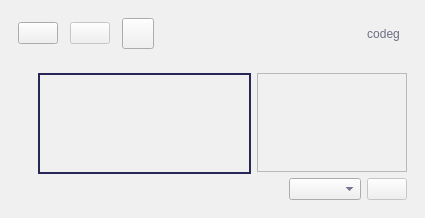
This is src/Ui/AppWindow.ui in NikolayRag/codeg as Qt 5 draws it before an edit. The edited form follows.
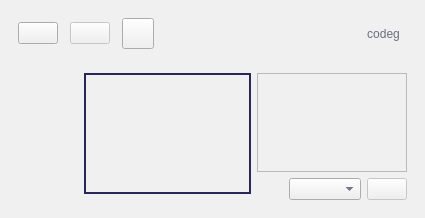
This is the edited form. Icons and pictures are not drawn.

Commit message: add fill layers list

```diff
--- a/src/Ui/AppWindow.ui
+++ b/src/Ui/AppWindow.ui
@@ -150,13 +150,13 @@
             </property>
             <property name="sizeHint" stdset="0">
              <size>
-              <width>20</width>
+              <width>0</width>
               <height>40</height>
              </size>
             </property>
            </spacer>
           </item>
-          <item row="0" column="1" colspan="2">
+          <item row="0" column="2" colspan="2">
            <widget class="QFrame" name="wViewport">
             <property name="frameShape">
              <enum>QFrame::Box</enum>
@@ -183,20 +183,7 @@
             </layout>
            </widget>
           </item>
-          <item row="1" column="2">
-           <spacer name="horizontalSpacer_2">
-            <property name="orientation">
-             <enum>Qt::Horizontal</enum>
-            </property>
-            <property name="sizeHint" stdset="0">
-             <size>
-              <width>40</width>
-              <height>20</height>
-             </size>
-            </property>
-           </spacer>
-          </item>
-          <item row="0" column="3" rowspan="2">
+          <item row="0" column="4" rowspan="2">
            <widget class="QWidget" name="frameDispatcher" native="true">
             <layout class="QGridLayout" name="gridLayout_3">
              <property name="leftMargin">
@@ -266,6 +253,78 @@
             </layout>
            </widget>
           </item>
+          <item row="1" column="3">
+           <spacer name="horizontalSpacer_2">
+            <property name="orientation">
+             <enum>Qt::Horizontal</enum>
+            </property>
+            <property name="sizeHint" stdset="0">
+             <size>
+              <width>40</width>
+              <height>0</height>
+             </size>
+            </property>
+           </spacer>
+          </item>
+          <item row="0" column="1">
+           <widget class="QTableWidget" name="listLayers">
+            <property name="enabled">
+             <bool>true</bool>
+            </property>
+            <property name="maximumSize">
+             <size>
+              <width>60</width>
+              <height>16777215</height>
+             </size>
+            </property>
+            <property name="font">
+             <font>
+              <pointsize>6</pointsize>
+             </font>
+            </property>
+            <property name="frameShape">
+             <enum>QFrame::NoFrame</enum>
+            </property>
+            <property name="autoScroll">
+             <bool>true</bool>
+            </property>
+            <property name="verticalScrollMode">
+             <enum>QAbstractItemView::ScrollPerPixel</enum>
+            </property>
+            <property name="showGrid">
+             <bool>true</bool>
+            </property>
+            <property name="wordWrap">
+             <bool>false</bool>
+            </property>
+            <attribute name="horizontalHeaderVisible">
+             <bool>false</bool>
+            </attribute>
+            <attribute name="horizontalHeaderDefaultSectionSize">
+             <number>12</number>
+            </attribute>
+            <attribute name="horizontalHeaderMinimumSectionSize">
+             <number>12</number>
+            </attribute>
+            <attribute name="horizontalHeaderStretchLastSection">
+             <bool>true</bool>
+            </attribute>
+            <attribute name="verticalHeaderVisible">
+             <bool>false</bool>
+            </attribute>
+            <attribute name="verticalHeaderDefaultSectionSize">
+             <number>12</number>
+            </attribute>
+            <attribute name="verticalHeaderMinimumSectionSize">
+             <number>12</number>
+            </attribute>
+            <column>
+             <property name="text">
+              <string>name</string>
+             </property>
+            </column>
+           </widget>
+          </item>
          </layout>
         </widget>
        </item>
```
Left out of the diff: 2 changed lines with no effect on the pictures. The commit also changes 2 other files.
